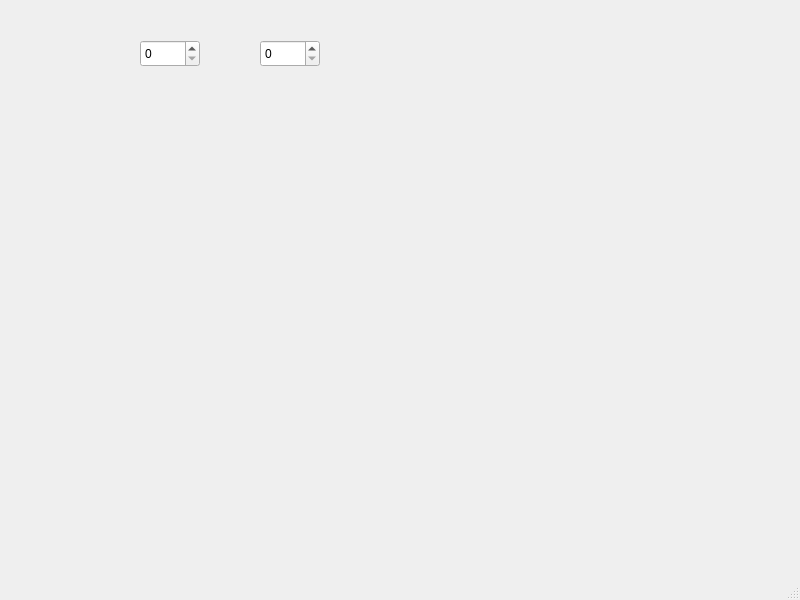
Before: the Qt Designer form test_codes/simple.ui in clebercoutof/mixcell, drawn with Qt 5.
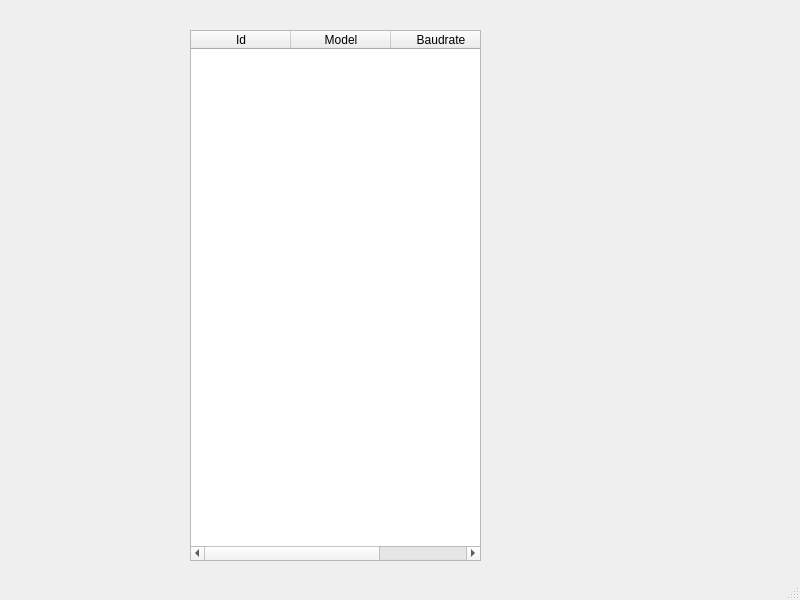
After: the same form once the commit is applied.

What changed in the file:
```diff
--- a/test_codes/simple.ui
+++ b/test_codes/simple.ui
@@ -14,25 +14,36 @@
    <string>MainWindow</string>
   </property>
   <widget class="QWidget" name="centralwidget">
-   <widget class="QSpinBox" name="userinput">
+   <widget class="QTableWidget" name="tableWidget">
     <property name="geometry">
      <rect>
-      <x>140</x>
-      <y>40</y>
-      <width>60</width>
-      <height>27</height>
+      <x>190</x>
+      <y>30</y>
+      <width>291</width>
+      <height>531</height>
      </rect>
     </property>
-   </widget>
-   <widget class="QSpinBox" name="code_value">
-    <property name="geometry">
-     <rect>
-      <x>260</x>
-      <y>40</y>
-      <width>60</width>
-      <height>27</height>
-     </rect>
+    <property name="autoScroll">
+     <bool>true</bool>
     </property>
+    <property name="dragEnabled">
+     <bool>false</bool>
+    </property>
+    <column>
+     <property name="text">
+      <string>Id</string>
+     </property>
+    </column>
+    <column>
+     <property name="text">
+      <string>Model</string>
+     </property>
+    </column>
+    <column>
+     <property name="text">
+      <string>Baudrate</string>
+     </property>
+    </column>
    </widget>
   </widget>
   <widget class="QMenuBar" name="menubar">
```
